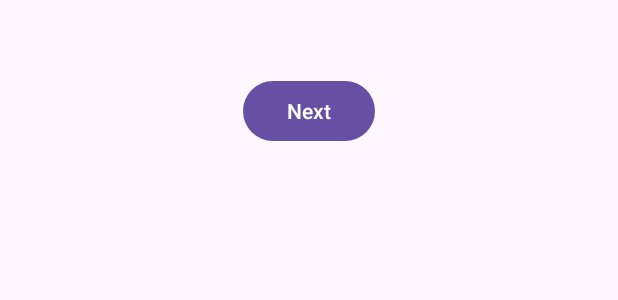
After one commit to bluetoothfx/SimpleKotlinFLow, an Android app: the layout count_down_timer_fragment.xml on its own in the app's theme, with its tools: preview values and no code run, on a phone screen of 412 x 824 dp. The commit adds this screen. Shown: the top 300 px of the screen. Run offline under Robolectric (Android 15) with nearby library versions, the phone set to English and light mode, and no system bars.

Commit message:
countdown timer using flow

```diff
--- a/app/src/main/AndroidManifest.xml
+++ b/app/src/main/AndroidManifest.xml
@@ -14,6 +14,7 @@
         android:label="@string/app_name"
         android:supportsRtl="true"
         android:theme="@style/Theme.SimpleKotlinFLow"
+        android:configChanges="orientation|screenSize"
         tools:targetApi="31">
         <activity
             android:name=".activities.MainActivity"
--- /dev/null
+++ b/app/src/main/res/layout/count_down_timer_fragment.xml
@@ -0,0 +1,28 @@
+<?xml version="1.0" encoding="utf-8"?>
+<androidx.constraintlayout.widget.ConstraintLayout xmlns:android="http://schemas.android.com/apk/res/android"
+    xmlns:app="http://schemas.android.com/apk/res-auto"
+    xmlns:tools="http://schemas.android.com/tools"
+    android:layout_width="match_parent"
+    android:layout_height="match_parent">
+
+    <Button
+        android:layout_marginTop="50dp"
+        android:id="@+id/button_first"
+        android:layout_width="wrap_content"
+        android:layout_height="wrap_content"
+        android:text="@string/next"
+        app:layout_constraintEnd_toEndOf="parent"
+        app:layout_constraintStart_toStartOf="parent"
+        app:layout_constraintTop_toTopOf="parent" />
+
+    <TextView
+        android:layout_marginTop="50dp"
+        app:layout_constraintTop_toBottomOf="@id/button_first"
+        app:layout_constraintStart_toStartOf="parent"
+        app:layout_constraintEnd_toEndOf="parent"
+        android:id="@+id/textview_time"
+        android:layout_width="wrap_content"
+        android:layout_height="wrap_content"
+        android:textSize="65sp" />
+
+</androidx.constraintlayout.widget.ConstraintLayout>
```
Also changed, not shown: app/src/main/java/com/blueprint/simplekotlinflow/fragments/CountdownTimerFragment.kt (added, +63 -0 lines), app/src/main/java/com/blueprint/simplekotlinflow/viewmodel/CountdownTimerViewModel.kt (added, +59 -0 lines), app/src/main/res/layout/fragment_first.xml (+14 -2 lines).
